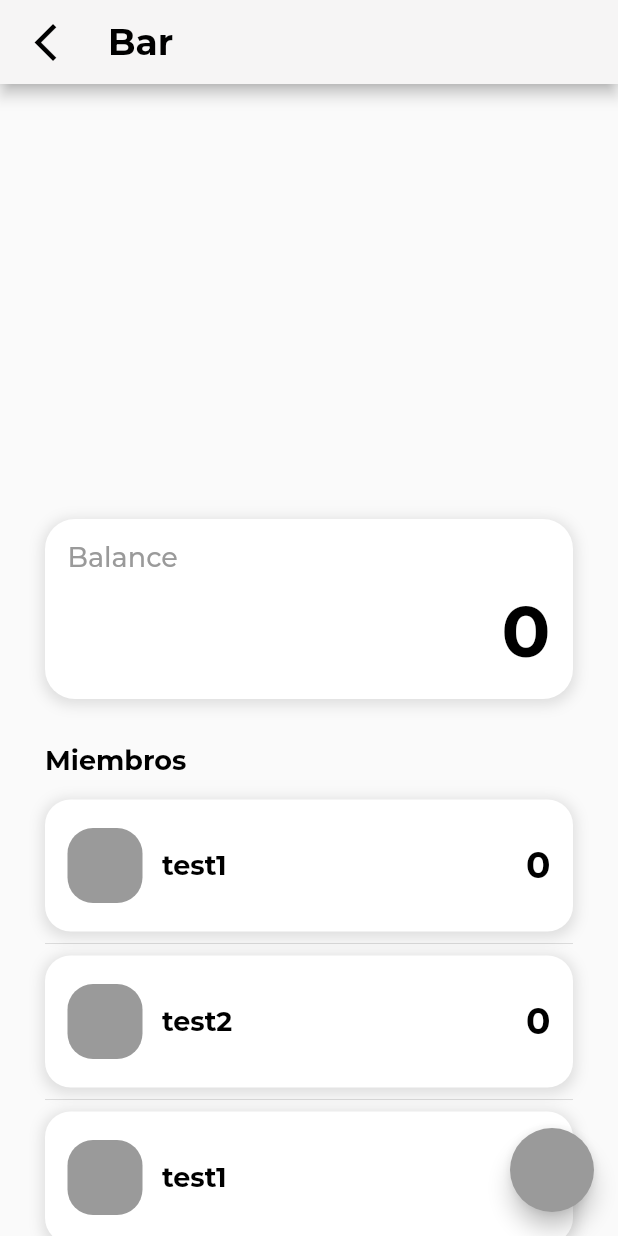
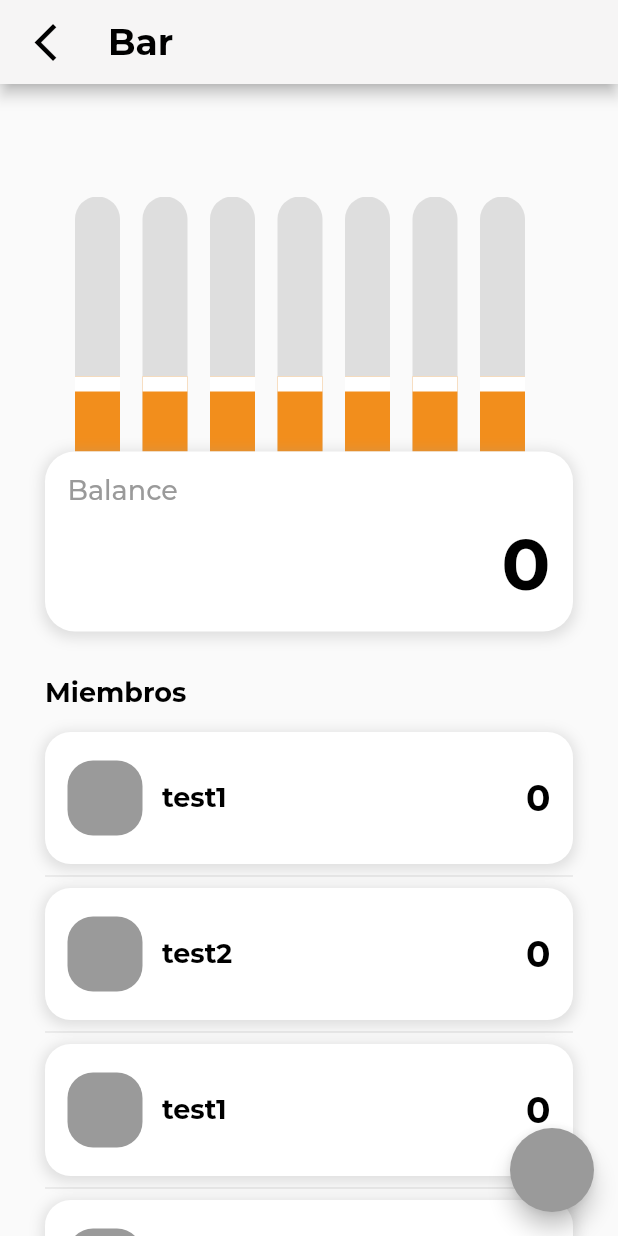
Before and after one commit to JMMC22/beerapp, a Flutter app: the GroupDetailsPage screen opened by its route, on a phone screen of 412 x 824 dp. Run offline on Flutter 3.47's test engine with Material 2 defaults, Android fonts, the phone set to English and light mode, and no system bars; our stand-ins replace bloc, equatable, flutter_bloc.

Commit message:
Add char bar and buttons in bottom sheet

```diff
--- a/beerapp/lib/src/presentation/groups/details/view/group_details_body.dart
+++ b/beerapp/lib/src/presentation/groups/details/view/group_details_body.dart
@@ -1,4 +1,5 @@
 import 'package:beerapp/src/presentation/groups/details/widgets/balance_group.dart';
+import 'package:beerapp/src/presentation/groups/details/widgets/bar_chart_group.dart';
 import 'package:beerapp/src/presentation/groups/details/widgets/members_group_list.dart';
 import 'package:flutter/material.dart';
 
@@ -10,8 +11,9 @@ class GroupDetailsBody extends StatelessWidget {
     return SingleChildScrollView(
       child: Column(
         children: [
-          const SizedBox(height: 290),
-          BalanceGroup(),
+          const SizedBox(height: 75),
+          const BarChartGroup(),
+          const BalanceGroup(),
           const SizedBox(height: 30),
           MembersGroupList(),
         ],
--- /dev/null
+++ b/beerapp/lib/src/presentation/groups/details/widgets/bar_chart_group.dart
@@ -0,0 +1,74 @@
+import 'package:beerapp/src/themes/themes.dart';
+import 'package:flutter/material.dart';
+
+class BarChartGroup extends StatelessWidget {
+  const BarChartGroup({Key? key}) : super(key: key);
+
+  @override
+  Widget build(BuildContext context) {
+    return Padding(
+        padding: const EdgeInsets.only(left: 50, right: 50),
+        child: Container(
+          height: 170,
+          child: ListView.separated(
+            scrollDirection: Axis.horizontal,
+            separatorBuilder: (context, index) => const SizedBox(width: 15),
+            itemCount: 10,
+            itemBuilder: (context, index) {
+              return BarCharItem(index: index);
+            },
+          ),
+        ));
+  }
+}
+
+class BarCharItem extends StatelessWidget {
+  final int index;
+
+  const BarCharItem({
+    Key? key,
+    required this.index,
+  }) : super(key: key);
+
+  @override
+  Widget build(BuildContext context) {
+    return Stack(
+      alignment: Alignment.bottomCenter,
+      children: [
+        Container(
+          height: double.infinity,
+          width: 30,
+          decoration: BoxDecoration(
+              color: AppCustomTheme.colors.lightGrey,
+              borderRadius: const BorderRadius.only(
+                topLeft: Radius.circular(15),
+                topRight: Radius.circular(15),
+              )),
+        ),
+        Stack(
+          children: [
+            Container(
+              height: 50, // Value
+              width: 30,
+              decoration: BoxDecoration(color: AppCustomTheme.colors.beer),
+            ),
+            const FoamBeer(),
+          ],
+        ),
+      ],
+    );
+  }
+}
+
+class FoamBeer extends StatelessWidget {
+  const FoamBeer({Key? key}) : super(key: key);
+
+  @override
+  Widget build(BuildContext context) {
+    return Container(
+      width: 30,
+      height: 10,
+      color: Colors.white,
+    );
+  }
+}
--- a/beerapp/lib/src/themes/colors.dart
+++ b/beerapp/lib/src/themes/colors.dart
@@ -4,6 +4,7 @@ class AppColors {
   final white = const Color(0xffFFFFFF);
   final black = const Color(0xff000000);
   final grey = const Color(0xff9A9A9A);
+  final lightGrey = const Color(0xffDEDEDE);
 
   final backgroundGrey = const Color(0xffF6F5F5);
 
@@ -14,5 +15,7 @@ class AppColors {
   final bottomNavLightRed = const Color(0xffFB7B7B);
   final bottomNavDarkRed = const Color(0xffFF4949);
 
+  final beer = const Color(0xfff28e1c);
+
   const AppColors();
 }
```
Also changed, not shown: beerapp/lib/src/presentation/groups/details/view/group_details_page.dart (+25 -10 lines).
